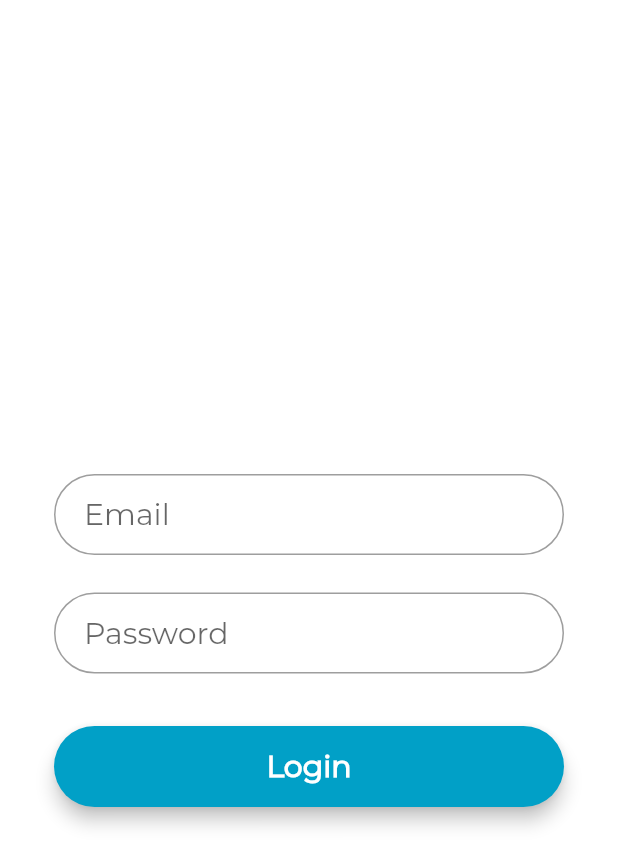
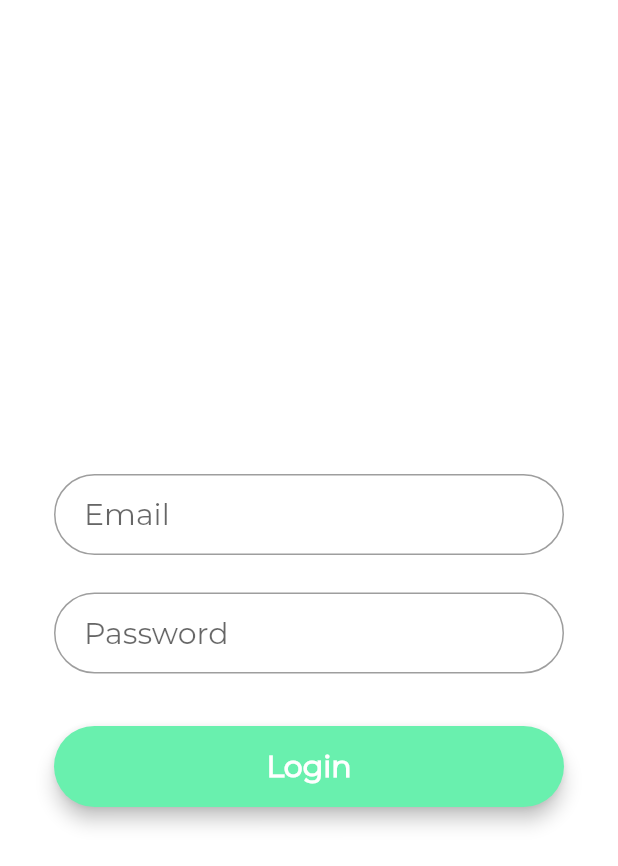
Before and after one commit to moving-tired/collab-flutter-app, a Flutter app: the screen it shows after launch, on a phone screen of 412 x 824 dp. Shown: the top 866 px of the screen. Run offline on Flutter 3.47's test engine with Material 2 defaults, Android fonts, the phone set to English and light mode, and no system bars; our stand-ins replace google_maps_flutter, sqflite; accounts and stored records are empty.

```diff
--- /dev/null
+++ b/lib/database/helper.dart
@@ -0,0 +1,33 @@
+import 'package:collab_flutter_app/database/user.dart';
+import 'package:path_provider/path_provider.dart';
+import 'package:sqflite/sqflite.dart';
+import 'dart:io';
+import 'package:path/path.dart';
+
+class DatabaseHelper {
+  static final DatabaseHelper _instance = new DatabaseHelper.internal();
+
+  factory DatabaseHelper() => _instance;
+
+  static Database _db;
+
+  Future<Database> get db async {
+    if (_db != null) return _db;
+    _db = await initDb();
+    return _db;
+  }
+
+  DatabaseHelper.internal();
+
+  initDb() async {
+    Directory documentsDirectory = await getApplicationDocumentsDirectory();
+    String path = join(documentsDirectory.path, "main.db");
+    var theDb = await openDatabase(path, version: 1, onCreate: _onCreate);
+    return theDb;
+  }
+
+  void _onCreate(Database db, int version) async {
+    await db.execute(
+        "CREATE TABLE ${UserStorage.TABLE}(id INTEGER PRIMARY KEY, username TEXT, name TEXT, jwt TEXT)");
+  }
+}
--- /dev/null
+++ b/lib/listener/auth_state.dart
@@ -0,0 +1,44 @@
+import 'package:collab_flutter_app/database/user.dart';
+
+enum AuthState{ LOGGED_IN, LOGGED_OUT }
+
+abstract class AuthStateListener {
+  void onAuthStateChanged(AuthState state);
+}
+
+// A naive implementation of Observer/Subscriber Pattern. Will do for now.
+class AuthStateProvider {
+  static final AuthStateProvider _instance = new AuthStateProvider.internal();
+
+  List<AuthStateListener> _subscribers;
+
+  factory AuthStateProvider() => _instance;
+  AuthStateProvider.internal() {
+    _subscribers = new List<AuthStateListener>();
+    initState();
+  }
+
+  void initState() async {
+    var db = new UserStorage();
+    var isLoggedIn = await db.isLoggedIn();
+    if(isLoggedIn)
+      notify(AuthState.LOGGED_IN);
+    else
+      notify(AuthState.LOGGED_OUT);
+  }
+
+  void subscribe(AuthStateListener listener) {
+    _subscribers.add(listener);
+  }
+
+  void dispose(AuthStateListener listener) {
+    for(var l in _subscribers) {
+      if(l == listener)
+        _subscribers.remove(l);
+    }
+  }
+
+  void notify(AuthState state) {
+    _subscribers.forEach((AuthStateListener s) => s.onAuthStateChanged(state));
+  }
+}
--- a/lib/models/logged_user.dart
+++ b/lib/models/logged_user.dart
@@ -9,4 +9,8 @@ class LoggedUser {
   String get username => _username;
   String get name => _name;
   String get jwt => _jwt;
+
+  Map<String, String> toMap() {
+    return { id: id, username: username, name: name, jwt: jwt };
+  }
 }
--- a/lib/network/http_utils.dart
+++ b/lib/network/http_utils.dart
@@ -3,7 +3,7 @@ import 'dart:convert';
 import 'package:http/http.dart' as http;
 
 class NetworkUtil {
-  // next three lines makes this class a Singleton
+  static const String BASE_URL = "http://localhost:4000";
   static NetworkUtil _instance = new NetworkUtil.internal();
   NetworkUtil.internal();
   factory NetworkUtil() => _instance;
@@ -22,8 +22,8 @@ class NetworkUtil {
     });
   }
 
-  Future<dynamic> post(String url, {Map headers, body, encoding}) {
-    return http
+  Future<dynamic> post(String url, {Map headers, body, encoding}) async {
+    return await http
         .post(url, body: body, headers: headers, encoding: encoding)
         .then((http.Response response) {
       final String res = response.body;
--- /dev/null
+++ b/lib/presenter/login_presenter.dart
@@ -0,0 +1,21 @@
+import 'package:collab_flutter_app/models/logged_user.dart';
+import 'package:collab_flutter_app/network/login.dart';
+
+abstract class LoginScreenContract {
+  void onLoginSuccess(LoggedUser user);
+
+  void onLoginError(String errorTxt);
+}
+
+class LoginScreenPresenter {
+  LoginScreenContract _view;
+  LoginNetwork api = new LoginNetwork();
+
+  LoginScreenPresenter(this._view);
+
+  doLogin(String username, String password) async {
+    api.login(username, password).then((user) {
+      _view.onLoginSuccess(user);
+    }).catchError((Exception error) => _view.onLoginError(error.toString()));
+  }
+}
--- a/lib/screens/login/login_state.dart
+++ b/lib/screens/login/login_state.dart
@@ -1,40 +1,76 @@
 import 'dart:ui';
 
+import 'package:collab_flutter_app/database/user.dart';
+import 'package:collab_flutter_app/listener/auth_state.dart';
+import 'package:collab_flutter_app/models/logged_user.dart';
+import 'package:collab_flutter_app/presenter/login_presenter.dart';
 import 'package:collab_flutter_app/screens/login/login.dart';
 import 'package:flutter/material.dart';
 
-class LoginState extends State<LoginScreen> {
+class LoginState extends State<LoginScreen>
+    implements LoginScreenContract, AuthStateListener {
   TextStyle style = TextStyle(fontFamily: 'Montserrat', fontSize: 20.0);
+  bool _isLoading = false;
+  final formKey = new GlobalKey<FormState>();
+  final scaffoldKey = new GlobalKey<ScaffoldState>();
+  LoginScreenPresenter _presenter;
+  String _password, _username;
+
+  LoginState() {
+    this._presenter = new LoginScreenPresenter(this);
+    var authStateProvider = new AuthStateProvider();
+    authStateProvider.subscribe(this);
+  }
+
+  void _submit() {
+    final form = formKey.currentState;
+
+    if (form.validate()) {
+      form.save();
+      setState(() {
+        _isLoading = true;
+        _presenter.doLogin(_username, _password);
+      });
+    }
+  }
+
+  void _showSnackBar(String text) {
+    scaffoldKey.currentState
+        .showSnackBar(new SnackBar(content: new Text(text)));
+  }
 
   @override
   Widget build(BuildContext context) {
-
-    final emailField = TextField(
+    final emailField = TextFormField(
       obscureText: false,
+      onSaved: (val) => _username = val,
       style: style,
       decoration: InputDecoration(
           contentPadding: EdgeInsets.fromLTRB(20.0, 15.0, 20.0, 15.0),
           hintText: "Email",
           border:
-          OutlineInputBorder(borderRadius: BorderRadius.circular(32.0))),
+              OutlineInputBorder(borderRadius: BorderRadius.circular(32.0))),
     );
-    final passwordField = TextField(
+    final passwordField = TextFormField(
       obscureText: true,
+      onSaved: (val) => _password = val,
       style: style,
       decoration: InputDecoration(
           contentPadding: EdgeInsets.fromLTRB(20.0, 15.0, 20.0, 15.0),
           hintText: "Password",
           border:
-          OutlineInputBorder(borderRadius: BorderRadius.circular(32.0))),
+              OutlineInputBorder(borderRadius: BorderRadius.circular(32.0))),
     );
     final loginButton = Material(
       elevation: 5.0,
       borderRadius: BorderRadius.circular(30.0),
-      color: Color(0xff01A0C7),
+      color: Colors.greenAccent,
       child: MaterialButton(
         minWidth: MediaQuery.of(context).size.width,
         padding: EdgeInsets.fromLTRB(20.0, 15.0, 20.0, 15.0),
-        onPressed: () {},
+        onPressed: () {
+          _submit();
+        },
         child: Text("Login",
             textAlign: TextAlign.center,
             style: style.copyWith(
@@ -42,39 +78,65 @@ class LoginState extends State<LoginScreen> {
       ),
     );
 
+    final form = Column(
+      crossAxisAlignment: CrossAxisAlignment.center,
+      mainAxisAlignment: MainAxisAlignment.center,
+      children: <Widget>[
+        new Form(
+          key: formKey,
+          child: Column(
+            children: <Widget>[
+              SizedBox(height: 45.0),
+              emailField,
+              SizedBox(height: 25.0),
+              passwordField,
+              SizedBox(
+                height: 35.0,
+              ),
+              _isLoading
+                  ? CircularProgressIndicator(
+                      valueColor:
+                          new AlwaysStoppedAnimation<Color>(Colors.purple))
+                  : loginButton,
+              SizedBox(
+                height: 15.0,
+              ),
+            ],
+          ),
+        )
+      ],
+    );
+
     return Scaffold(
       body: Center(
         child: Container(
-          color: Colors.white,
-          child: Padding(
-            padding: const EdgeInsets.all(36.0),
-            child: Column(
-              crossAxisAlignment: CrossAxisAlignment.center,
-              mainAxisAlignment: MainAxisAlignment.center,
-              children: <Widget>[
-//                SizedBox(
-//                  height: 155.0,
-//                  child: Image.asset(
-//                    "assets/logo.png",
-//                    fit: BoxFit.contain,
-//                  ),
-//                ),
-                SizedBox(height: 45.0),
-                emailField,
-                SizedBox(height: 25.0),
-                passwordField,
-                SizedBox(
-                  height: 35.0,
-                ),
-                loginButton,
-                SizedBox(
-                  height: 15.0,
-                ),
-              ],
-            ),
-          ),
-        ),
+            color: Colors.white,
+            child: Padding(
+              padding: const EdgeInsets.all(36.0),
+              child: form,
+            )),
       ),
     );
   }
+
+  @override
+  void onLoginError(String errorTxt) {
+    _showSnackBar(errorTxt);
+    setState(() => _isLoading = false);
+  }
+
+  @override
+  void onLoginSuccess(LoggedUser user) async {
+    _showSnackBar(user.toString());
+    setState(() => _isLoading = false);
+    var db = new UserStorage();
+    await db.saveUser(user);
+    var authStateProvider = new AuthStateProvider();
+    authStateProvider.notify(AuthState.LOGGED_IN);
+  }
+
+  @override
+  void onAuthStateChanged(AuthState state) {
+    _showSnackBar("Success");
+  }
 }
--- a/pubspec.yaml
+++ b/pubspec.yaml
@@ -20,11 +20,12 @@ dependencies:
   flutter:
     sdk: flutter
 
-  # The following adds the Cupertino Icons font to your application.
-  # Use with the CupertinoIcons class for iOS style icons.
   cupertino_icons: ^0.1.2
   google_maps_flutter: 0.5.26+4
   http: 0.12.1
+  sqflite: 1.3.0
+  path_provider: 1.6.7
+  flutter_redux: 0.6.0
 
 dev_dependencies:
   flutter_test:
```
Also changed, not shown: lib/database/user.dart (added, +30 -0 lines), lib/network/login.dart (+13 -14 lines), lib/screens/login/login.dart (+1 -7 lines), pubspec.lock.
